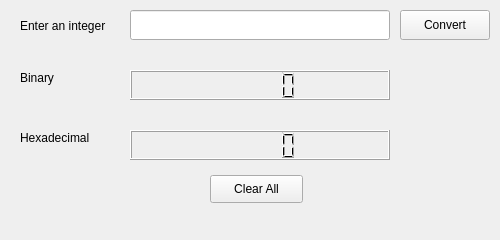
Qt form COS2614/Assignments/Assignment 2/question2/mainwindow.ui (ziyaadfredericks/university) before a commit.
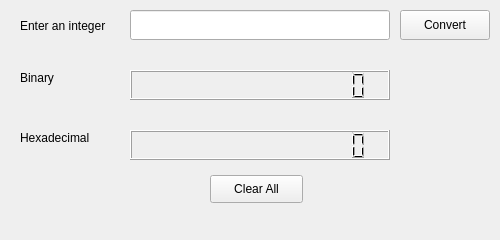
The same form after that commit.

Patch:
```diff
--- a/COS2614/Assignments/Assignment 2/question2/mainwindow.ui
+++ b/COS2614/Assignments/Assignment 2/question2/mainwindow.ui
@@ -61,6 +61,9 @@
       <height>30</height>
      </rect>
     </property>
+    <property name="digitCount">
+     <number>15</number>
+    </property>
    </widget>
    <widget class="QLCDNumber" name="hexLCD">
     <property name="geometry">
@@ -71,6 +74,9 @@
       <height>30</height>
      </rect>
     </property>
+    <property name="digitCount">
+     <number>15</number>
+    </property>
    </widget>
    <widget class="QLabel" name="label">
     <property name="geometry">
```
Left out of the diff: 2 changed lines with no effect on the pictures.
